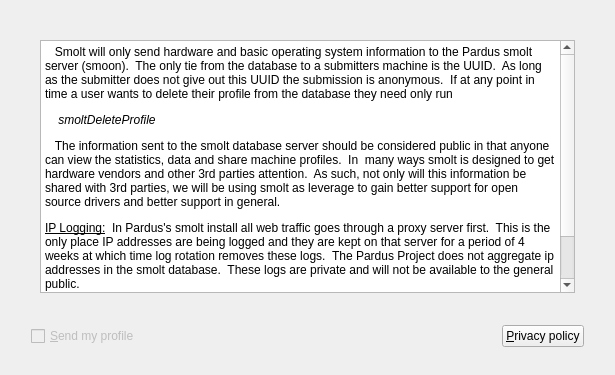
Before: the Qt Designer form kde/kaptan/src/gui/smoltWidget.ui in pars-linux/uludag, drawn with Qt 5.
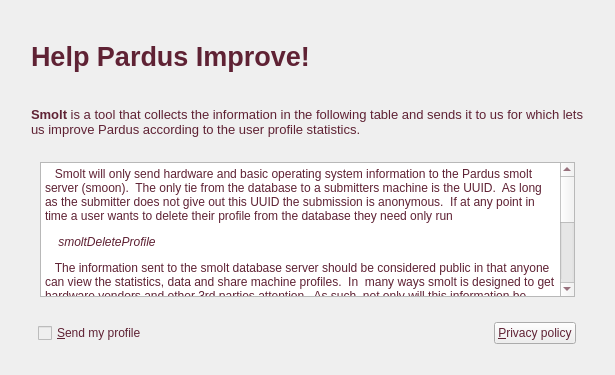
After: the same form once the commit is applied. The open tabs and pages were chosen to show the change.

Commit message: packages widget is ready

```diff
--- a/kde/kaptan/src/gui/smoltWidget.ui
+++ b/kde/kaptan/src/gui/smoltWidget.ui
@@ -13,6 +13,9 @@
   <property name="windowTitle">
    <string>Smolt</string>
   </property>
+  <property name="styleSheet">
+   <string>color: rgb(95, 34, 52);</string>
+  </property>
   <layout class="QGridLayout" name="gridLayout_4">
    <item row="0" column="1">
     <spacer name="verticalSpacer_2">
@@ -30,7 +33,7 @@
      </property>
     </spacer>
    </item>
-   <item row="2" column="0">
+   <item row="7" column="0">
     <spacer name="horizontalSpacer_3">
      <property name="orientation">
       <enum>Qt::Horizontal</enum>
@@ -46,9 +49,9 @@
      </property>
     </spacer>
    </item>
-   <item row="2" column="1">
+   <item row="7" column="1">
     <layout class="QGridLayout" name="gridLayout">
-     <item row="0" column="0" colspan="3">
+     <item row="0" column="1" colspan="3">
       <spacer name="verticalSpacer">
        <property name="orientation">
         <enum>Qt::Vertical</enum>
@@ -59,12 +62,12 @@
        <property name="sizeHint" stdset="0">
         <size>
          <width>538</width>
-         <height>17</height>
+         <height>10</height>
         </size>
        </property>
       </spacer>
      </item>
-     <item row="1" column="0">
+     <item row="1" column="1">
       <widget class="QCheckBox" name="checkBox">
        <property name="enabled">
         <bool>false</bool>
@@ -80,20 +83,20 @@
        </property>
       </widget>
      </item>
-     <item row="1" column="1">
-      <spacer name="horizontalSpacer">
-       <property name="orientation">
-        <enum>Qt::Horizontal</enum>
-       </property>
-       <property name="sizeHint" stdset="0">
-        <size>
-         <width>40</width>
-         <height>20</height>
-        </size>
-       </property>
-      </spacer>
-     </item>
      <item row="1" column="2">
+      <spacer name="horizontalSpacer">
+       <property name="orientation">
+        <enum>Qt::Horizontal</enum>
+       </property>
+       <property name="sizeHint" stdset="0">
+        <size>
+         <width>40</width>
+         <height>20</height>
+        </size>
+       </property>
+      </spacer>
+     </item>
+     <item row="1" column="3">
       <widget class="QPushButton" name="privacyButton">
        <property name="sizePolicy">
         <sizepolicy hsizetype="Minimum" vsizetype="Fixed">
@@ -106,25 +109,35 @@
        </property>
       </widget>
      </item>
-     <item row="2" column="0" colspan="3">
-      <spacer name="verticalSpacer_3">
+     <item row="1" column="0">
+      <spacer name="horizontalSpacer_4">
        <property name="orientation">
-        <enum>Qt::Vertical</enum>
+        <enum>Qt::Horizontal</enum>
        </property>
-       <property name="sizeType">
-        <enum>QSizePolicy::Fixed</enum>
+       <property name="sizeHint" stdset="0">
+        <size>
+         <width>40</width>
+         <height>20</height>
+        </size>
        </property>
+      </spacer>
+     </item>
+     <item row="1" column="4">
+      <spacer name="horizontalSpacer_5">
+       <property name="orientation">
+        <enum>Qt::Horizontal</enum>
+       </property>
        <property name="sizeHint" stdset="0">
         <size>
-         <width>538</width>
-         <height>17</height>
+         <width>40</width>
+         <height>20</height>
         </size>
        </property>
       </spacer>
      </item>
     </layout>
    </item>
-   <item row="2" column="2">
+   <item row="7" column="2">
     <spacer name="horizontalSpacer_2">
      <property name="orientation">
       <enum>Qt::Horizontal</enum>
@@ -140,7 +153,7 @@
      </property>
     </spacer>
    </item>
-   <item row="1" column="1">
+   <item row="6" column="1">
     <widget class="QStackedWidget" name="stackedWidget">
      <property name="currentIndex">
       <number>0</number>
@@ -166,12 +179,12 @@
           <string>&lt;!DOCTYPE HTML PUBLIC &quot;-//W3C//DTD HTML 4.0//EN&quot; &quot;http://www.w3.org/TR/REC-html40/strict.dtd&quot;&gt;
 &lt;html&gt;&lt;head&gt;&lt;meta name=&quot;qrichtext&quot; content=&quot;1&quot; /&gt;&lt;style type=&quot;text/css&quot;&gt;
 p, li { white-space: pre-wrap; }
-&lt;/style&gt;&lt;/head&gt;&lt;body style=&quot; font-family:'Sans Serif'; font-size:9pt; font-weight:400; font-style:normal;&quot;&gt;
-&lt;p style=&quot; margin-top:12px; margin-bottom:12px; margin-left:0px; margin-right:0px; -qt-block-indent:0; text-indent:0px;&quot;&gt;   Smolt will only send hardware and basic operating system information to the Pardus smolt server (smoon).  The only tie from the database to a submitters machine is the UUID.  As long as the submitter does not give out this UUID the submission is anonymous.  If at any point in time a user wants to delete their profile from the database they need only run&lt;/p&gt;
-&lt;p style=&quot; margin-top:12px; margin-bottom:12px; margin-left:0px; margin-right:0px; -qt-block-indent:0; text-indent:0px;&quot;&gt;    &lt;span style=&quot; font-style:italic;&quot;&gt;smoltDeleteProfile&lt;/span&gt;&lt;/p&gt;
-&lt;p style=&quot; margin-top:12px; margin-bottom:12px; margin-left:0px; margin-right:0px; -qt-block-indent:0; text-indent:0px;&quot;&gt;   The information sent to the smolt database server should be considered public in that anyone can view the statistics, data and share machine profiles.  In  many ways smolt is designed to get hardware vendors and other 3rd parties attention.  As such, not only will this information be shared with 3rd parties, we will be using smolt as leverage to gain better support for open source drivers and better support in general.&lt;/p&gt;
-&lt;p style=&quot; margin-top:12px; margin-bottom:12px; margin-left:0px; margin-right:0px; -qt-block-indent:0; text-indent:0px;&quot;&gt;&lt;span style=&quot; text-decoration: underline;&quot;&gt;IP Logging:&lt;/span&gt;  In Pardus's smolt install all web traffic goes through a proxy server first.  This is the only place IP addresses are being logged and they are kept on that server for a period of 4 weeks at which time log rotation removes these logs.  The Pardus Project does not aggregate ip addresses in the smolt database.  These logs are private and will not be available to the general public.&lt;/p&gt;
-&lt;p style=&quot; margin-top:12px; margin-bottom:12px; margin-left:0px; margin-right:0px; -qt-block-indent:0; text-indent:0px;&quot;&gt;   Users unhappy with this policy should simply not use smolt.  Users with questions about this policy should contact the Pardus Infrastructure Team at admin [at] pardus.org.tr  Also remember that users can delete their profiles at any time using &quot;&lt;span style=&quot; font-style:italic;&quot;&gt;smoltDeleteProfile&lt;/span&gt;&quot;&lt;/p&gt;&lt;/body&gt;&lt;/html&gt;</string>
+&lt;/style&gt;&lt;/head&gt;&lt;body style=&quot; font-family:'Sans Serif'; font-size:8pt; font-weight:400; font-style:normal;&quot;&gt;
+&lt;p style=&quot; margin-top:12px; margin-bottom:12px; margin-left:0px; margin-right:0px; -qt-block-indent:0; text-indent:0px;&quot;&gt;&lt;span style=&quot; font-size:9pt;&quot;&gt;   Smolt will only send hardware and basic operating system information to the Pardus smolt server (smoon).  The only tie from the database to a submitters machine is the UUID.  As long as the submitter does not give out this UUID the submission is anonymous.  If at any point in time a user wants to delete their profile from the database they need only run&lt;/span&gt;&lt;/p&gt;
+&lt;p style=&quot; margin-top:12px; margin-bottom:12px; margin-left:0px; margin-right:0px; -qt-block-indent:0; text-indent:0px;&quot;&gt;&lt;span style=&quot; font-size:9pt;&quot;&gt;    &lt;/span&gt;&lt;span style=&quot; font-size:9pt; font-style:italic;&quot;&gt;smoltDeleteProfile&lt;/span&gt;&lt;/p&gt;
+&lt;p style=&quot; margin-top:12px; margin-bottom:12px; margin-left:0px; margin-right:0px; -qt-block-indent:0; text-indent:0px;&quot;&gt;&lt;span style=&quot; font-size:9pt;&quot;&gt;   The information sent to the smolt database server should be considered public in that anyone can view the statistics, data and share machine profiles.  In  many ways smolt is designed to get hardware vendors and other 3rd parties attention.  As such, not only will this information be shared with 3rd parties, we will be using smolt as leverage to gain better support for open source drivers and better support in general.&lt;/span&gt;&lt;/p&gt;
+&lt;p style=&quot; margin-top:12px; margin-bottom:12px; margin-left:0px; margin-right:0px; -qt-block-indent:0; text-indent:0px;&quot;&gt;&lt;span style=&quot; font-size:9pt; text-decoration: underline;&quot;&gt;IP Logging:&lt;/span&gt;&lt;span style=&quot; font-size:9pt;&quot;&gt;  In Pardus's smolt install all web traffic goes through a proxy server first.  This is the only place IP addresses are being logged and they are kept on that server for a period of 4 weeks at which time log rotation removes these logs.  The Pardus Project does not aggregate ip addresses in the smolt database.  These logs are private and will not be available to the general public.&lt;/span&gt;&lt;/p&gt;
+&lt;p style=&quot; margin-top:12px; margin-bottom:12px; margin-left:0px; margin-right:0px; -qt-block-indent:0; text-indent:0px;&quot;&gt;&lt;span style=&quot; font-size:9pt;&quot;&gt;   Users unhappy with this policy should simply not use smolt.  Users with questions about this policy should contact the Pardus Infrastructure Team at admin [at] pardus.org.tr  Also remember that users can delete their profiles at any time using &quot;&lt;/span&gt;&lt;span style=&quot; font-size:9pt; font-style:italic;&quot;&gt;smoltDeleteProfile&lt;/span&gt;&lt;span style=&quot; font-size:9pt;&quot;&gt;&quot;&lt;/span&gt;&lt;/p&gt;&lt;/body&gt;&lt;/html&gt;</string>
          </property>
         </widget>
        </item>
@@ -179,6 +192,106 @@
      </widget>
     </widget>
    </item>
+   <item row="8" column="1">
+    <spacer name="verticalSpacer_4">
+     <property name="orientation">
+      <enum>Qt::Vertical</enum>
+     </property>
+     <property name="sizeType">
+      <enum>QSizePolicy::Fixed</enum>
+     </property>
+     <property name="sizeHint" stdset="0">
+      <size>
+       <width>20</width>
+       <height>20</height>
+      </size>
+     </property>
+    </spacer>
+   </item>
+   <item row="5" column="1">
+    <spacer name="verticalSpacer_6">
+     <property name="orientation">
+      <enum>Qt::Vertical</enum>
+     </property>
+     <property name="sizeType">
+      <enum>QSizePolicy::Fixed</enum>
+     </property>
+     <property name="sizeHint" stdset="0">
+      <size>
+       <width>20</width>
+       <height>10</height>
+      </size>
+     </property>
+    </spacer>
+   </item>
+   <item row="3" column="1">
+    <spacer name="verticalSpacer_5">
+     <property name="orientation">
+      <enum>Qt::Vertical</enum>
+     </property>
+     <property name="sizeType">
+      <enum>QSizePolicy::Fixed</enum>
+     </property>
+     <property name="sizeHint" stdset="0">
+      <size>
+       <width>20</width>
+       <height>20</height>
+      </size>
+     </property>
+    </spacer>
+   </item>
+   <item row="2" column="1">
+    <widget class="QLabel" name="label">
+     <property name="sizePolicy">
+      <sizepolicy hsizetype="Fixed" vsizetype="Fixed">
+       <horstretch>0</horstretch>
+       <verstretch>0</verstretch>
+      </sizepolicy>
+     </property>
+     <property name="minimumSize">
+      <size>
+       <width>0</width>
+       <height>50</height>
+      </size>
+     </property>
+     <property name="font">
+      <font>
+       <pointsize>20</pointsize>
+       <weight>75</weight>
+       <bold>true</bold>
+      </font>
+     </property>
+     <property name="styleSheet">
+      <string>color: rgb(95, 34, 52);</string>
+     </property>
+     <property name="text">
+      <string>Help Pardus Improve!</string>
+     </property>
+    </widget>
+   </item>
+   <item row="4" column="1">
+    <widget class="QLabel" name="labelMouseDesc">
+     <property name="minimumSize">
+      <size>
+       <width>300</width>
+       <height>0</height>
+      </size>
+     </property>
+     <property name="styleSheet">
+      <string notr="true">color:black</string>
+     </property>
+     <property name="text">
+      <string>&lt;!DOCTYPE HTML PUBLIC &quot;-//W3C//DTD HTML 4.0//EN&quot; &quot;http://www.w3.org/TR/REC-html40/strict.dtd&quot;&gt;
+&lt;html&gt;&lt;head&gt;&lt;meta name=&quot;qrichtext&quot; content=&quot;1&quot; /&gt;&lt;style type=&quot;text/css&quot;&gt;
+p, li { white-space: pre-wrap; }
+&lt;/style&gt;&lt;/head&gt;&lt;body style=&quot; font-family:'Sans Serif'; font-size:8pt; font-weight:400; font-style:normal;&quot;&gt;
+&lt;p style=&quot; margin-top:0px; margin-bottom:0px; margin-left:0px; margin-right:0px; -qt-block-indent:0; text-indent:0px;&quot;&gt;&lt;span style=&quot; font-size:10pt; font-weight:600; color:#5f2234;&quot;&gt;Smolt&lt;/span&gt;&lt;span style=&quot; font-size:10pt; color:#5f2234;&quot;&gt; is a tool that collects the information in the following table and sends it to us for which lets us improve Pardus according to the user profile statistics.&lt;/span&gt;&lt;/p&gt;&lt;/body&gt;&lt;/html&gt;</string>
+     </property>
+     <property name="wordWrap">
+      <bool>true</bool>
+     </property>
+    </widget>
+   </item>
   </layout>
  </widget>
  <resources/>
```
The commit also changes 1 other file.
